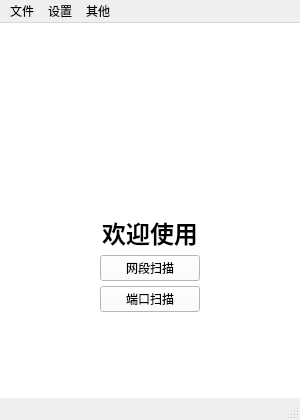
Old version of the form qt/mainwindow.ui in the repository JJLibra/XScanner.
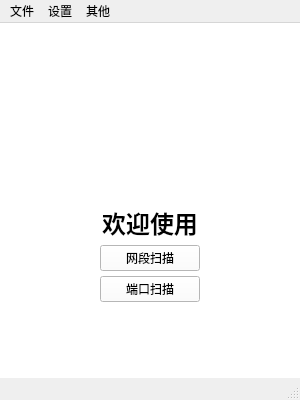
New version of the form. Icons and pictures are not drawn.

Patch:
```diff
--- a/qt/mainwindow.ui
+++ b/qt/mainwindow.ui
@@ -7,7 +7,7 @@
     <x>0</x>
     <y>0</y>
     <width>300</width>
-    <height>420</height>
+    <height>400</height>
    </rect>
   </property>
   <property name="windowTitle">
```
